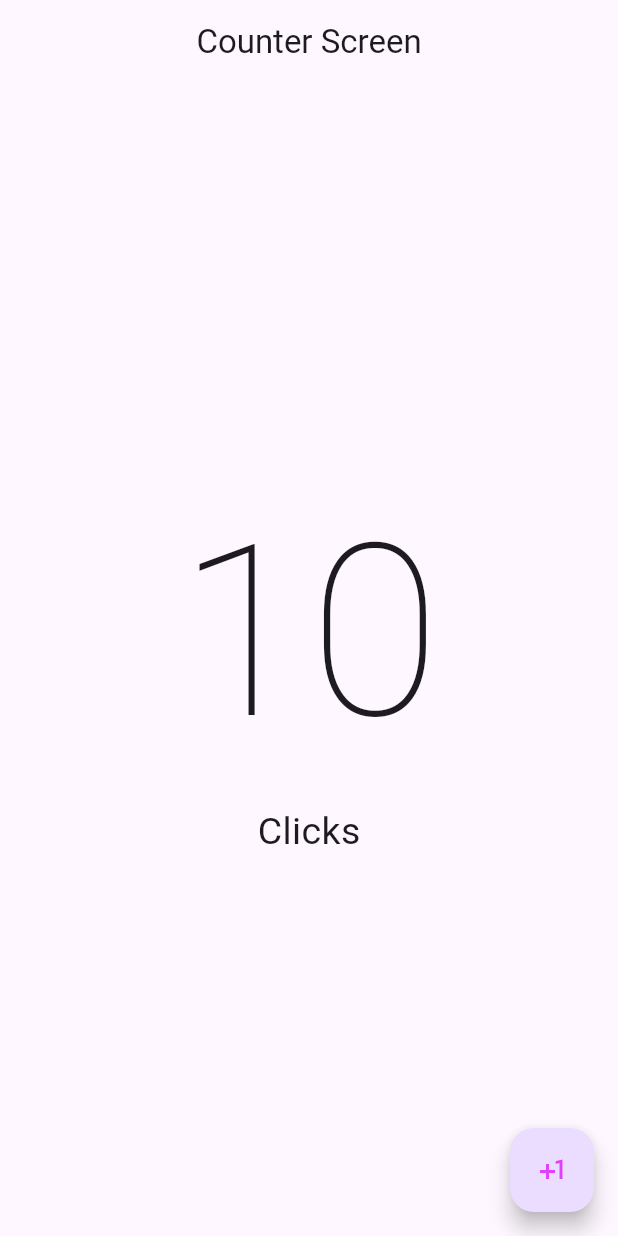
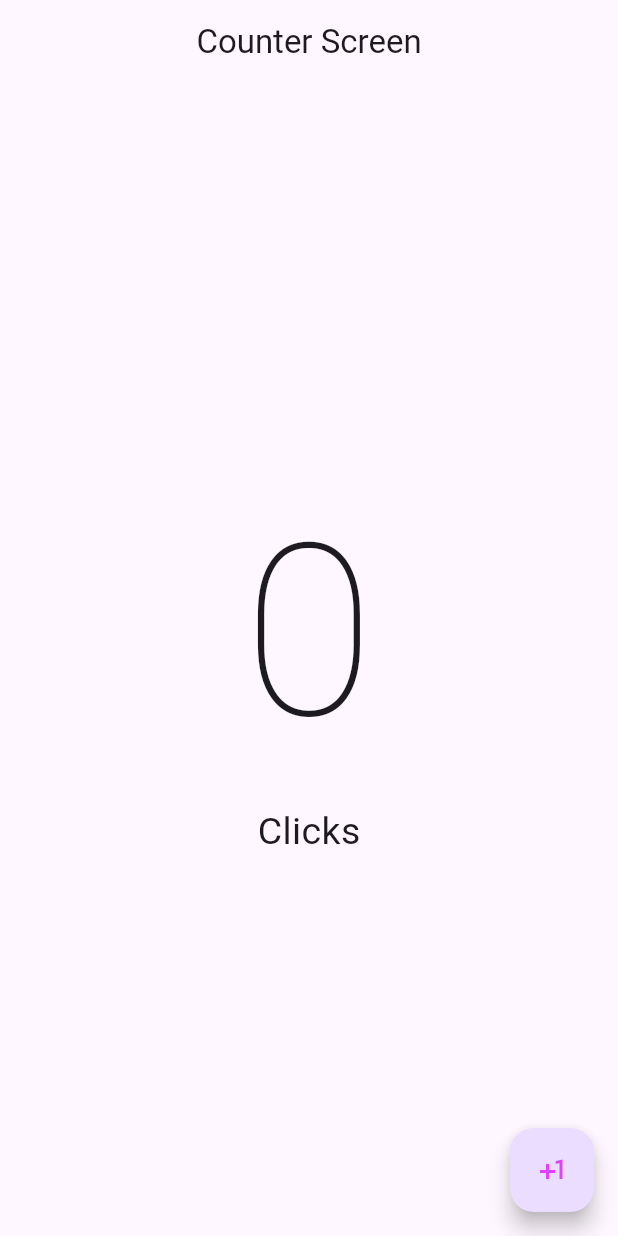
Before and after one commit to RodrigoGabrielSanabria/PracticaFlutter, a Flutter app: the screen it shows after launch, on a phone screen of 412 x 824 dp. Run offline on Flutter 3.47's test engine with Material 3 defaults, Android fonts, the phone set to English and light mode, and no system bars.

Commit message:
Update counter_screen.dart

```diff
--- a/hello_world_app/lib/presentation/screens/counter/counter_screen.dart
+++ b/hello_world_app/lib/presentation/screens/counter/counter_screen.dart
@@ -8,25 +8,38 @@ class CounterScreen extends StatefulWidget { //cambio de stateless widgets a sta
 }
 
 class _CounterScreenState extends State<CounterScreen> {
+
+
+  int clickCounter = 0; //variable para contar el numero de clicks
+
+
+
+
   @override
   Widget build(BuildContext context) {
     return  Scaffold(
-      appBar: AppBar(
-        title: const Center(
+      appBar:  AppBar(
+        title: const  Center(
           child:
           Text('Counter Screen')) ,
       ) ,
-        body: const  Center(
+        body:   Center(
           child:  Column(
             mainAxisAlignment: MainAxisAlignment.center,
             children:  [
-              Text('10', style: TextStyle(fontSize: 160, fontWeight: FontWeight.w100),),
-              Text('Clicks', style: TextStyle(fontSize: 25))
+              Text('$clickCounter',
+               style: const TextStyle(fontSize: 160, fontWeight: FontWeight.w100),),
+              const Text('Clicks', style: TextStyle(fontSize: 25))
             ],
           ),
         ),
         floatingActionButton: FloatingActionButton(
           onPressed: () {
+
+            clickCounter++;
+            setState(() {     //renderisa la app, al click en el boton incrementa el numero de clicks
+
+            });
 
           },
           child: const Icon(Icons.plus_one, color: Colors.purpleAccent,),
```
